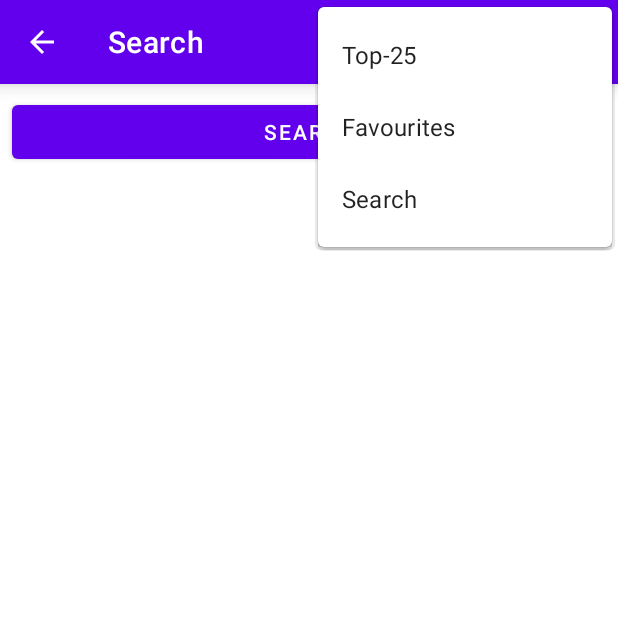
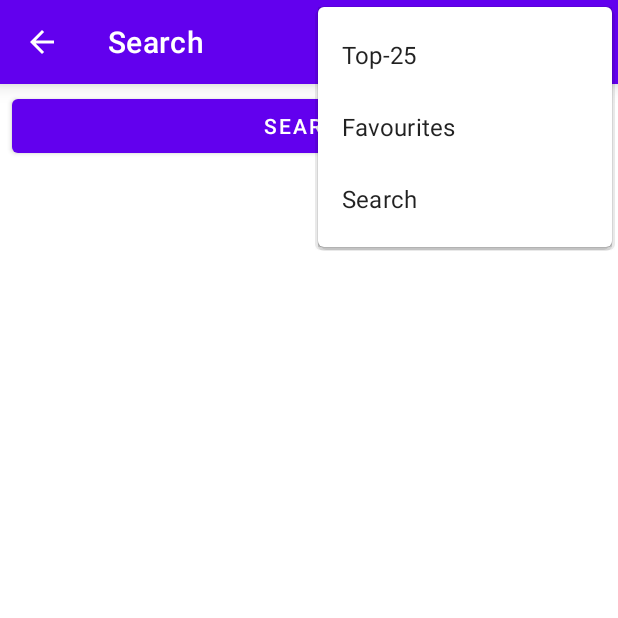
Before and after one commit to DashaVan/Andersen_movie, an Android app: the fragment ListSearchMovieFragment placed in its activity, with the options menu open, on a phone screen of 412 x 824 dp, the top half of it. Run offline under Robolectric (Android 15) with nearby library versions, the phone set to English and light mode, and no system bars; our stand-ins replace Room's generated code; libraries missing offline, so code that uses them is left out: com.hannesdorfmann.adapterdelegates4; 4 statements that could not run were skipped.

Commit message:
changed layouts

```diff
--- a/Movies/app/src/main/java/spacekotlin/vaniukova/movies/MainActivity.kt
+++ b/Movies/app/src/main/java/spacekotlin/vaniukova/movies/MainActivity.kt
@@ -62,9 +62,7 @@ class MainActivity : AppCompatActivity(R.layout.activity_main), Navigator {
 
         binding.toolbar.setNavigationOnClickListener {
             val currentFragment = supportFragmentManager.findFragmentById(R.id.container)
-            if (currentFragment is TopMoviesFragment) {
-                navigateTo(FavouriteMoviesFragment(), "favouriteMoviesFragment")
-            } else {
+            if (currentFragment !is TopMoviesFragment) {
                 supportFragmentManager.popBackStack()
             }
         }
@@ -101,6 +99,7 @@ class MainActivity : AppCompatActivity(R.layout.activity_main), Navigator {
     fun setToolbarArrowBack(){
         binding.toolbar.setNavigationIcon(R.drawable.ic_arrow_back)
     }
+
     fun setToolbarStar(){
         binding.toolbar.setNavigationIcon(R.drawable.ic_arrow_back_blue)
     }
--- a/Movies/app/src/main/java/spacekotlin/vaniukova/movies/favourite_movies/FavouriteMoviesFragment.kt
+++ b/Movies/app/src/main/java/spacekotlin/vaniukova/movies/favourite_movies/FavouriteMoviesFragment.kt
@@ -5,7 +5,6 @@ import android.os.Bundle
 import android.view.LayoutInflater
 import android.view.View
 import android.view.ViewGroup
-import android.widget.Toast
 import androidx.core.view.isVisible
 import androidx.fragment.app.Fragment
 import androidx.fragment.app.viewModels
@@ -47,7 +46,6 @@ class FavouriteMoviesFragment: Fragment(R.layout.fragment_top_movies) {
         super.onViewCreated(view, savedInstanceState)
         (activity as MainActivity).setToolbarTitle("Favourites")
         (activity as MainActivity).setToolbarArrowBack()
-
         binding.filterFab.isVisible = false
 
         bindViewModel()
--- a/Movies/app/src/main/res/layout/activity_main.xml
+++ b/Movies/app/src/main/res/layout/activity_main.xml
@@ -15,7 +15,7 @@
         app:layout_constraintStart_toStartOf="parent"
         app:layout_constraintTop_toTopOf="parent"
         app:menu="@menu/menu_toolbar"
-        app:navigationIcon="@drawable/ic_arrow_back_blue"
+        app:navigationIcon="@drawable/ic_arrow_back"
         app:title="@string/movies"
         tools:ignore="MissingConstraints" />
 
--- a/Movies/app/src/main/res/layout/dialog_filter_fragment.xml
+++ b/Movies/app/src/main/res/layout/dialog_filter_fragment.xml
@@ -28,9 +28,11 @@
 
     <RadioGroup
         android:id="@+id/rgFilter"
-        android:layout_width="wrap_content"
+        android:layout_width="match_parent"
         android:layout_height="wrap_content"
         android:layout_marginTop="8dp"
+        android:layout_marginStart="16dp"
+        android:layout_marginEnd="16dp"
         app:layout_constraintEnd_toEndOf="parent"
         app:layout_constraintStart_toStartOf="parent"
         app:layout_constraintTop_toBottomOf="@+id/textView">
--- a/Movies/app/src/main/res/layout/fragment_list_search_movie.xml
+++ b/Movies/app/src/main/res/layout/fragment_list_search_movie.xml
@@ -11,7 +11,7 @@
         android:layout_width="match_parent"
         android:layout_height="wrap_content"
         android:layout_marginStart="8dp"
-        android:layout_marginTop="8dp"
+        android:layout_marginTop="4dp"
         android:layout_marginEnd="8dp"
         android:text="@string/search"
         app:layout_constraintEnd_toEndOf="parent"
@@ -25,12 +25,11 @@
         android:layout_marginStart="8dp"
         android:layout_marginTop="4dp"
         android:layout_marginEnd="8dp"
-        android:layout_marginBottom="8dp"
         app:layout_constraintBottom_toTopOf="@+id/btnMore"
         app:layout_constraintEnd_toEndOf="parent"
         app:layout_constraintStart_toEndOf="@+id/progressBar"
         app:layout_constraintTop_toBottomOf="@+id/btnSearch"
-        tools:itemCount="2"
+        tools:itemCount="5"
         tools:listitem="@layout/item_movie" />
 
     <Button
@@ -39,13 +38,14 @@
         android:layout_height="wrap_content"
         android:layout_marginStart="8dp"
         android:layout_marginEnd="8dp"
-        android:layout_marginBottom="8dp"
+        android:layout_marginBottom="4dp"
         android:text="@string/more"
         android:visibility="gone"
         app:layout_constraintBottom_toBottomOf="parent"
         app:layout_constraintEnd_toEndOf="parent"
         app:layout_constraintHorizontal_bias="1.0"
-        app:layout_constraintStart_toStartOf="parent" />
+        app:layout_constraintStart_toStartOf="parent"
+        style="@style/MyButtonMore"/>
 
     <ProgressBar
         android:id="@+id/progressBar"
--- a/Movies/app/src/main/res/layout/fragment_top_movies.xml
+++ b/Movies/app/src/main/res/layout/fragment_top_movies.xml
@@ -1,6 +1,5 @@
 <?xml version="1.0" encoding="utf-8"?>
-<androidx.constraintlayout.widget.ConstraintLayout
-    xmlns:android="http://schemas.android.com/apk/res/android"
+<androidx.constraintlayout.widget.ConstraintLayout xmlns:android="http://schemas.android.com/apk/res/android"
     xmlns:app="http://schemas.android.com/apk/res-auto"
     xmlns:tools="http://schemas.android.com/tools"
     android:layout_width="match_parent"
@@ -49,11 +48,12 @@
         android:layout_marginStart="8dp"
         android:layout_marginTop="8dp"
         android:layout_marginEnd="8dp"
+        android:layout_marginBottom="8dp"
         app:layout_constraintEnd_toEndOf="parent"
         app:layout_constraintStart_toStartOf="parent"
         app:layout_constraintTop_toTopOf="parent"
         tools:itemCount="5"
-        android:paddingBottom="80dp"
+
         tools:listitem="@layout/item_movie" />
 
     <com.google.android.material.floatingactionbutton.FloatingActionButton
--- a/Movies/app/src/main/res/values/colors.xml
+++ b/Movies/app/src/main/res/values/colors.xml
@@ -9,4 +9,5 @@
     <color name="black">#FF000000</color>
     <color name="white">#FFFFFFFF</color>
     <color name="grey_background">#FFF5F5F7</color>
+    <color name="grey">#777778</color>
 </resources>
--- a/Movies/app/src/main/res/values/strings.xml
+++ b/Movies/app/src/main/res/values/strings.xml
@@ -11,7 +11,7 @@
     <string name="movies">Movies</string>
     <string name="game">Games</string>
     <string name="all">All</string>
-    <string name="more">more</string>
+    <string name="more">More</string>
     <string name="dialog_message_fill_title">Fill in the "Title" field</string>
     <string name="favourites">Favourites</string>
     <string name="top_25">Top-25</string>
@@ -33,4 +33,5 @@
     <string name="min_year">Min year</string>
     <string name="filtering_by_year">Filtering by year</string>
     <string name="no_filter_selected">No filter selected</string>
+    <string name="add_your_favourite_movies">Add your favourite movies</string>
 </resources>
--- a/Movies/app/src/main/res/values/themes.xml
+++ b/Movies/app/src/main/res/values/themes.xml
@@ -33,4 +33,10 @@
     <style name="ToolbarNavigationStyle" parent="Widget.AppCompat.Toolbar.Button.Navigation">
         <item name="tint">@android:color/white</item>
     </style>
+
+    <style name="MyButtonMore" parent="Widget.AppCompat.Button.Borderless">
+        <item name="android:textColor">@color/grey</item>
+        <item name="colorButtonNormal">@color/white</item>
+        <item name="textAllCaps">false</item>
+    </style>
 </resources>
```
Also changed, not shown: Movies/app/src/main/java/spacekotlin/vaniukova/movies/top_movies_list/DialogFilterFragment.kt (+8 -2 lines), Movies/app/src/main/res/layout/fragment_detail.xml (+6 -1 lines).
